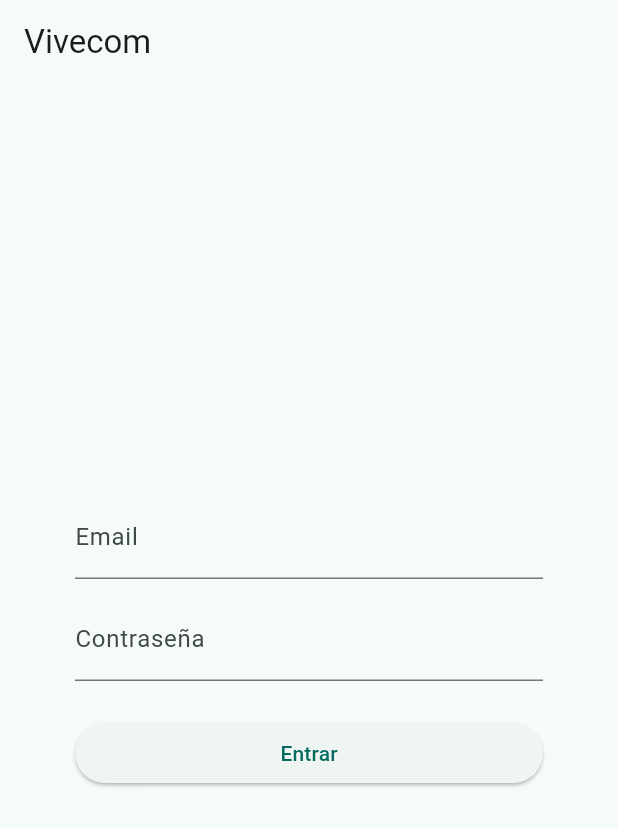
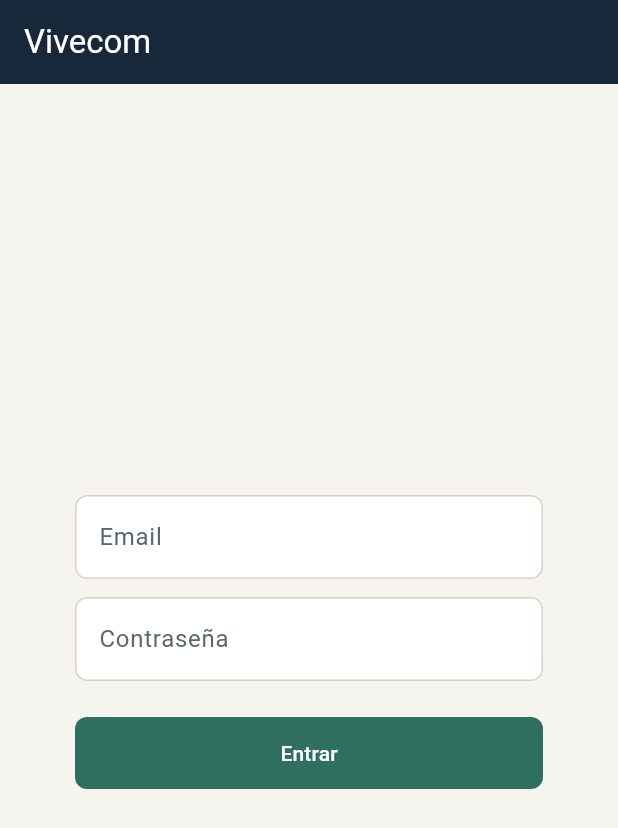
Before and after one commit to rupert-sys/vivecom, a Flutter app: the screen it shows after launch, on a phone screen of 412 x 824 dp. Shown: the top 828 px of the screen. Run offline on Flutter 3.47's test engine with Material 3 defaults, Android fonts, the phone set to English and light mode, and no system bars; our stand-ins replace connectivity_plus, drift, image_picker, printing, qr_flutter, share_plus and 2 more; missing offline and left inert: dart:js_interop, mobile_scanner; accounts and stored records are empty; generated files the repository leaves out were written again.

Commit message:
feat(app-residente): nombre del condominio y tema visual
- La app pide GET /tenant (nuevo tenant_service.dart) y muestra el nombre
  del condominio junto con la vivienda en el estado de cuenta.
- Tema visual (theme.dart, VivecomColors) alineado a los mismos colores del
  panel; el APK y el acceso directo de iPhone (manifest.json, meta
  theme-color) usan la misma paleta.

Mobile: 184 pruebas (se excluye, como el resto de la suite, la de
integración contra backend real de F1-29 — no corre en `flutter test`
normal).

Co-Authored-By: Claude Sonnet 5 <noreply@anthropic.com>

```diff
--- a/mobile/lib/main.dart
+++ b/mobile/lib/main.dart
@@ -1,4 +1,6 @@
 import 'package:flutter/material.dart';
+
+import 'theme.dart';
 
 import 'screens/login_screen.dart';
 import 'screens/residente_home_screen.dart';
@@ -16,6 +18,7 @@ import 'services/property_service.dart';
 import 'services/receipt_service.dart';
 import 'services/reservation_service.dart';
 import 'services/statement_service.dart';
+import 'services/tenant_service.dart';
 import 'services/visit_service.dart';
 import 'widgets/oculta_teclado.dart';
 
@@ -33,6 +36,7 @@ class VivecomApp extends StatefulWidget {
 class _VivecomAppState extends State<VivecomApp> {
   final AuthService _authService = AuthService();
   final StatementService _statementService = StatementService();
+  final TenantService _tenantService = TenantService();
   final ClabeService _clabeService = ClabeService();
   final PropertyService _propertyService = PropertyService();
   final FeeService _feeService = FeeService();
@@ -78,7 +82,7 @@ class _VivecomAppState extends State<VivecomApp> {
   Widget build(BuildContext context) {
     return MaterialApp(
       title: 'Vivecom',
-      theme: ThemeData(colorScheme: ColorScheme.fromSeed(seedColor: const Color(0xFF2F6F63))),
+      theme: temaVivecom,
       builder: (context, child) => OcultaTecladoAlTocarFuera(child: child),
       home: _buildHome(),
     );
@@ -122,6 +126,7 @@ class _VivecomAppState extends State<VivecomApp> {
       propertyId: usuario.propertyId!,
       token: token,
       statementService: _statementService,
+      tenantService: _tenantService,
       clabeService: _clabeService,
       propertyService: _propertyService,
       feeService: _feeService,
--- /dev/null
+++ b/mobile/lib/models/tenant_config.dart
@@ -0,0 +1,15 @@
+class TenantConfig {
+  final String id;
+  final String nombre;
+  final bool tieneLogo;
+
+  TenantConfig({required this.id, required this.nombre, required this.tieneLogo});
+
+  factory TenantConfig.fromJson(Map<String, dynamic> json) {
+    return TenantConfig(
+      id: json['id'] as String,
+      nombre: json['nombre'] as String,
+      tieneLogo: json['tiene_logo'] as bool,
+    );
+  }
+}
--- a/mobile/lib/screens/residente_home_screen.dart
+++ b/mobile/lib/screens/residente_home_screen.dart
@@ -13,6 +13,7 @@ import '../services/property_service.dart';
 import '../services/receipt_service.dart';
 import '../services/reservation_service.dart';
 import '../services/statement_service.dart';
+import '../services/tenant_service.dart';
 import '../services/visit_service.dart';
 import 'clabe_screen.dart';
 import 'community_screen.dart';
@@ -30,6 +31,7 @@ class ResidenteHomeScreen extends StatefulWidget {
   final String propertyId;
   final String token;
   final StatementService statementService;
+  final TenantService tenantService;
   final ClabeService clabeService;
   final PropertyService propertyService;
   final FeeService feeService;
@@ -50,6 +52,7 @@ class ResidenteHomeScreen extends StatefulWidget {
     required this.propertyId,
     required this.token,
     required this.statementService,
+    required this.tenantService,
     required this.clabeService,
     required this.propertyService,
     required this.feeService,
@@ -110,6 +113,7 @@ class _ResidenteHomeScreenState extends State<ResidenteHomeScreen> {
         propertyId: widget.propertyId,
         token: widget.token,
         statementService: widget.statementService,
+        tenantService: widget.tenantService,
         onLogout: widget.onLogout,
       ),
       PaymentScreen(
--- /dev/null
+++ b/mobile/lib/services/tenant_service.dart
@@ -0,0 +1,13 @@
+import '../models/tenant_config.dart';
+import 'api_client.dart';
+
+class TenantService {
+  final ApiClient _api;
+
+  TenantService({ApiClient? api}) : _api = api ?? ApiClient();
+
+  Future<TenantConfig> obtenerConfiguracion(String token) async {
+    final data = await _api.get('/tenant', token: token);
+    return TenantConfig.fromJson(data as Map<String, dynamic>);
+  }
+}
--- /dev/null
+++ b/mobile/lib/theme.dart
@@ -0,0 +1,100 @@
+import 'package:flutter/material.dart';
+
+/// Paleta formal de Vivecom — mismos tonos que el panel de administración (frontend/src/styles/tokens.css):
+/// ledger / documento oficial de condominio, no un dashboard corporativo genérico ni una app de consumo.
+class VivecomColors {
+  static const ink = Color(0xFF1C2A39);
+  static const ink2 = Color(0xFF16283A); // barra superior, chrome de énfasis
+  static const inkSoft = Color(0xFF5C6773);
+  static const paper = Color(0xFFF6F4EE);
+  static const surface = Color(0xFFFFFFFF);
+  static const surface2 = Color(0xFFFBFAF6);
+  static const border = Color(0xFFD8D3C4);
+  static const teal = Color(0xFF2F6F5E);
+  static const tealStrong = Color(0xFF24594B);
+  static const amber = Color(0xFF9A6B1F);
+  static const brick = Color(0xFFA6432F);
+  static const dustblue = Color(0xFF3E5C76);
+}
+
+final ThemeData temaVivecom = ThemeData(
+  useMaterial3: true,
+  scaffoldBackgroundColor: VivecomColors.paper,
+  colorScheme: const ColorScheme.light(
+    primary: VivecomColors.teal,
+    onPrimary: Colors.white,
+    secondary: VivecomColors.dustblue,
+    onSecondary: Colors.white,
+    error: VivecomColors.brick,
+    onError: Colors.white,
+    surface: VivecomColors.surface,
+    onSurface: VivecomColors.ink,
+    onSurfaceVariant: VivecomColors.inkSoft,
+    outline: VivecomColors.border,
+  ),
+  appBarTheme: const AppBarTheme(
+    backgroundColor: VivecomColors.ink2,
+    foregroundColor: Colors.white,
+    elevation: 0,
+    centerTitle: false,
+  ),
+  cardTheme: CardThemeData(
+    color: VivecomColors.surface,
+    elevation: 0,
+    shape: RoundedRectangleBorder(
+      borderRadius: BorderRadius.circular(10),
+      side: const BorderSide(color: VivecomColors.border),
+    ),
+  ),
+  elevatedButtonTheme: ElevatedButtonThemeData(
+    style: ElevatedButton.styleFrom(
+      backgroundColor: VivecomColors.teal,
+      foregroundColor: Colors.white,
+      elevation: 0,
+      padding: const EdgeInsets.symmetric(horizontal: 20, vertical: 14),
+      shape: RoundedRectangleBorder(borderRadius: BorderRadius.circular(8)),
+    ),
+  ),
+  outlinedButtonTheme: OutlinedButtonThemeData(
+    style: OutlinedButton.styleFrom(
+      foregroundColor: VivecomColors.teal,
+      side: const BorderSide(color: VivecomColors.teal),
+      padding: const EdgeInsets.symmetric(horizontal: 20, vertical: 14),
+      shape: RoundedRectangleBorder(borderRadius: BorderRadius.circular(8)),
+    ),
+  ),
+  inputDecorationTheme: InputDecorationTheme(
+    filled: true,
+    fillColor: VivecomColors.surface,
+    border: OutlineInputBorder(
+      borderRadius: BorderRadius.circular(8),
+      borderSide: const BorderSide(color: VivecomColors.border),
+    ),
+    enabledBorder: OutlineInputBorder(
+      borderRadius: BorderRadius.circular(8),
+      borderSide: const BorderSide(color: VivecomColors.border),
+    ),
+    focusedBorder: OutlineInputBorder(
+      borderRadius: BorderRadius.circular(8),
+      borderSide: const BorderSide(color: VivecomColors.teal, width: 2),
+    ),
+  ),
+  navigationBarTheme: NavigationBarThemeData(
+    backgroundColor: VivecomColors.surface,
+    indicatorColor: VivecomColors.teal.withValues(alpha: 0.14),
+    labelTextStyle: WidgetStateProperty.resolveWith(
+      (states) => TextStyle(
+        fontSize: 11,
+        fontWeight: states.contains(WidgetState.selected) ? FontWeight.w700 : FontWeight.w500,
+        color: states.contains(WidgetState.selected) ? VivecomColors.tealStrong : VivecomColors.inkSoft,
+      ),
+    ),
+    iconTheme: WidgetStateProperty.resolveWith(
+      (states) => IconThemeData(
+        color: states.contains(WidgetState.selected) ? VivecomColors.tealStrong : VivecomColors.inkSoft,
+      ),
+    ),
+  ),
+  cardColor: VivecomColors.surface,
+  dividerColor: VivecomColors.border,
+);
```
Also changed, not shown: mobile/lib/screens/statement_screen.dart (+23 -0 lines), 4 other files.
